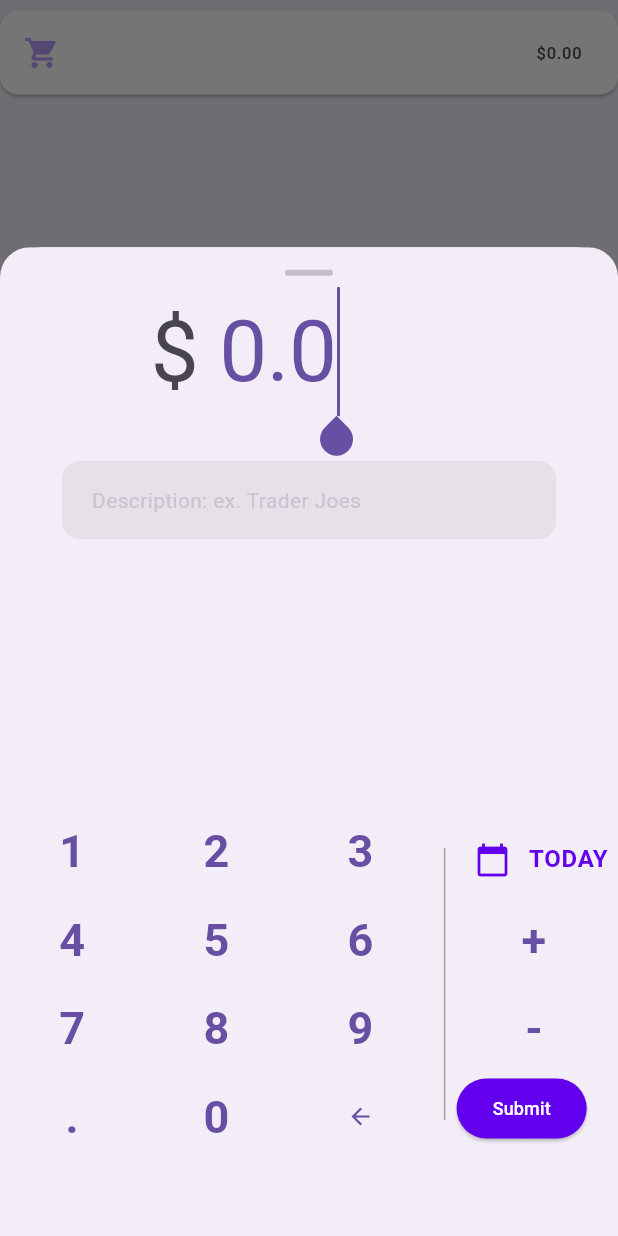
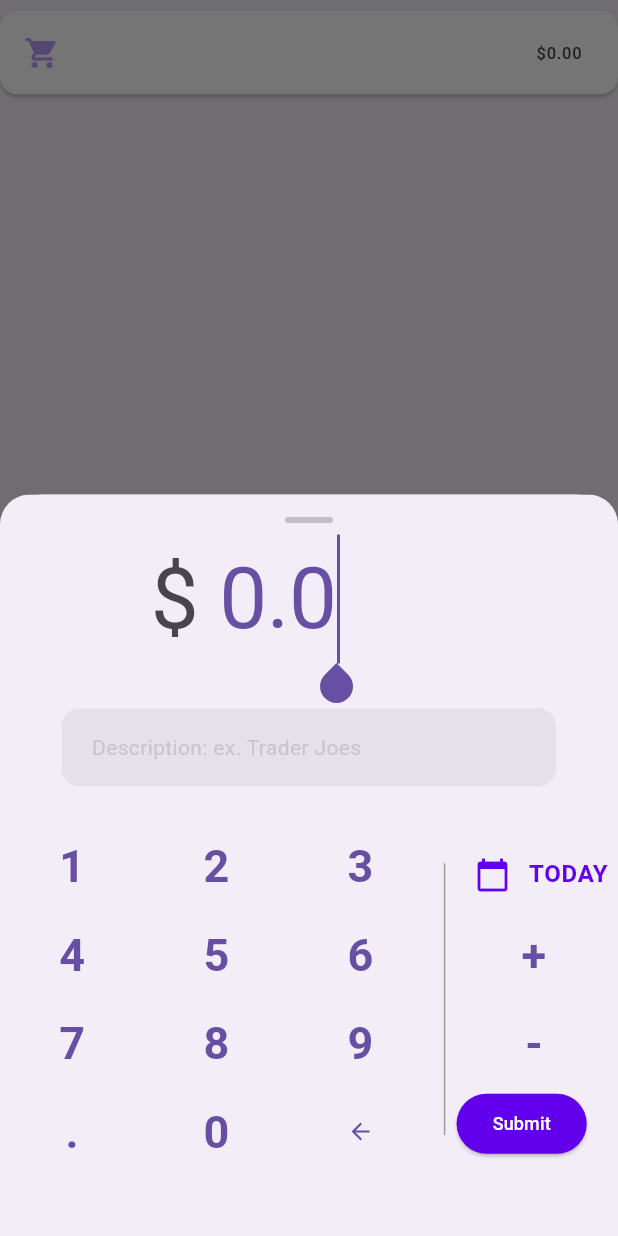
Before and after one commit to jianhui-ben/aiko_ben_expense_app, a Flutter app: the TransactionTile widget shown alone on an empty page, opened directly with sample values from the repository, after a tap on an icon or button, on a phone screen of 412 x 824 dp. Run offline on Flutter 3.47's test engine with Material 3 defaults, Android fonts, the phone set to English and light mode, and no system bars; our stand-ins replace cloud_firestore, firebase_auth, firebase_core, flutter_spinkit, google_fonts, syncfusion_flutter_charts; accounts and stored records are empty; Roboto replaces fonts that are missing (Montserrat).

Commit message:
adjust the size of the bottom sheet

```diff
--- a/lib/screens/home/category_icon_button.dart
+++ b/lib/screens/home/category_icon_button.dart
@@ -30,7 +30,7 @@ class _CategoryIconButtonState extends State<CategoryIconButton> {
                 //add constraints to the bottom sheet
                 constraints: BoxConstraints.loose(Size(
                     MediaQuery.of(context).size.width,
-                    MediaQuery.of(context).size.height * 0.8)),
+                    MediaQuery.of(context).size.height * 0.6)),
                 isScrollControlled: true, // <= set to true. setting this without constrains may cause full screen bottomsheet.
                 context: context,
                 builder: (context) {
--- a/lib/screens/home/transactions_list/transaction_tile.dart
+++ b/lib/screens/home/transactions_list/transaction_tile.dart
@@ -19,17 +19,18 @@ class TransactionTile extends StatelessWidget {
     return GestureDetector(
       onTap: () {
         showModalBottomSheet(
-          constraints: BoxConstraints.loose(Size(
-              MediaQuery.of(context).size.width,
-              MediaQuery.of(context).size.height * 0.8)),
+        context: context,
         isScrollControlled: true,
-          context: context,
         builder: (context) {
+          return LayoutBuilder(
+            builder: (BuildContext context, BoxConstraints constraints) {
               return ClipRRect(
                 borderRadius: BorderRadius.only(
                   topLeft: Radius.circular(20.0),
                   topRight: Radius.circular(20.0),
                 ),
+                child: Container(
+                  height: MediaQuery.of(context).size.height * 0.6,
                   child: AddOrEditSingleTransaction(
                     category: transactionCategory,
                     transactionComment: transactionComment,
@@ -37,10 +38,12 @@ class TransactionTile extends StatelessWidget {
                     selectedDate: selectedDate,
                     transactionId: transactionId,
                   ),
+                ),
               );
             },
           );
         },
+      );},
       child: buildTransactonCard(),
     );
   }
--- a/lib/screens/single_transaction/add_or_edit_single_transaction.dart
+++ b/lib/screens/single_transaction/add_or_edit_single_transaction.dart
@@ -94,80 +94,7 @@ class _AddOrEditSingleTransaction extends State<AddOrEditSingleTransaction> {
                 ),
               ),
             ),
-            // Container(
-            //   width: MediaQuery.of(context).size.width * 0.9,
-            //   height: MediaQuery.of(context).size.height * 0.15,
-            //   child: Row(
-            //     children: [
-            //       SizedBox(
-            //         width: 15,
-            //       ),
-            //       Icon(widget.category.categoryIcon.icon,
-            //           size: 50, //
-            //           color: Color(0xFF6200EE)),
-            //       SizedBox(
-            //         width: 15,
-            //       ),
-            //       Container(
-            //         // padding: EdgeInsets.all(15),
-            //         width: 250,
-            //         child: Padding(
-            //           padding: const EdgeInsets.fromLTRB(15, 32, 15, 32),
-            //           child: TextField(
-            //             controller: dateInput,
-            //             //editing controller of this TextField
-            //             decoration: InputDecoration(
-            //               border: OutlineInputBorder(
-            //                   borderSide: BorderSide(width: 2)),
-            //               hintText: "MM/DD/YYYY",
-            //               labelText: 'Transaction Date',
-            //               suffixIcon: Align(
-            //                 widthFactor: 1.0,
-            //                 heightFactor: 1.0,
-            //                 child: GestureDetector(
-            //                   onTap: () async {
-            //                     DateTime? pickedDate = await showDatePicker(
-            //                       context: context,
-            //                       initialDate: DateTime.now(),
-            //                       firstDate: DateTime(2000),
-            //                       lastDate: DateTime(2101),
-            //                     );
-            //
-            //                     if (pickedDate != null) {
-            //                       String formattedDate =
-            //                           DateFormat('MM/dd/yyyy')
-            //                               .format(pickedDate);
-            //                       setState(() {
-            //                         dateInput.text = formattedDate;
-            //                       });
-            //                     } else {
-            //                       print(
-            //                           "Date is not selected from the day picker, so default today will be used");
-            //                     }
-            //                   },
-            //                   child: CircleAvatar(
-            //                     child: const Icon(Icons.calendar_today,
-            //                         color: Color(0xFF6200EE)),
-            //                   ),
-            //                 ),
-            //               ),
-            //             ),
-            //             readOnly: false,
-            //             //set it true, so that user will not able to edit text
-            //             inputFormatters: [
-            //               // only allow date be input
-            //               // FilteringTextInputFormatter.allow(RegExp(r'^\d{41}-\d{2}-\d{2}$')),
-            //               DateTextFormatter(),
-            //             ],
-            //           ),
-            //         ),
-            //       ),
-            //     ],
-            //   ),
-            // ),
-            // SizedBox(height: 30,),
             Container(
-              // color: Colors.blue, //for debugging
               width: MediaQuery.of(context).size.width * 0.9,
               height: MediaQuery.of(context).size.height * 0.15,
               child: Padding(
@@ -194,6 +121,7 @@ class _AddOrEditSingleTransaction extends State<AddOrEditSingleTransaction> {
             ),
             Container(
               width: MediaQuery.of(context).size.width * 0.8,
+              height: MediaQuery.of(context).size.height * 0.08,
               child: TextField(
                 controller: transactionCommentInput,
                 decoration: InputDecoration(
@@ -210,7 +138,6 @@ class _AddOrEditSingleTransaction extends State<AddOrEditSingleTransaction> {
                 // textAlign: TextAlign.center, // Center the text horizontally
               ),
             ),
-            const Spacer(),
             // 6) if hasFocus show keyboard, else show empty container
             // _focus.hasFocus
             //     ? NumericKeypad(
```
Lines whose indentation alone changed are shown as unchanged.
